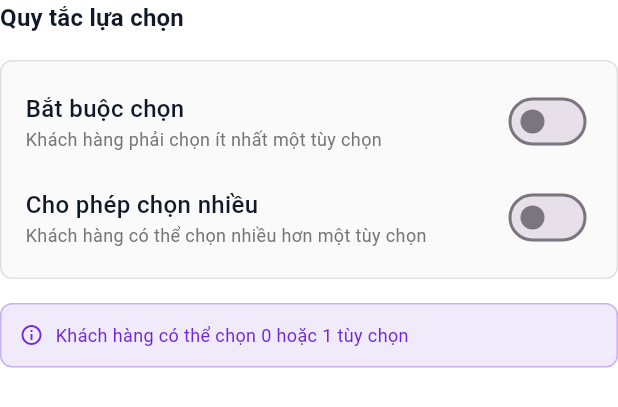
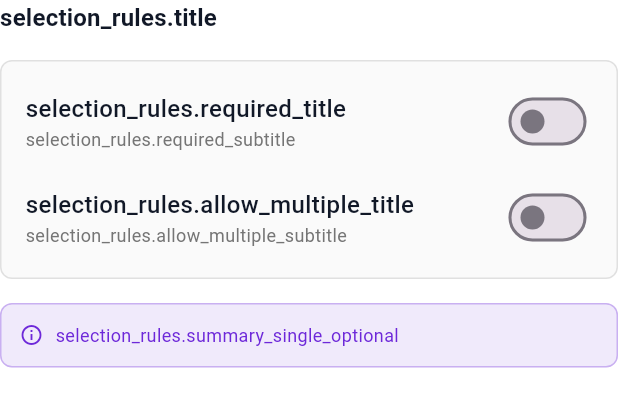
Before and after one commit to nhutquangnguyen/oishimenu-app, a Flutter app: the SelectionRulesWidget widget shown alone on an empty page, opened directly with empty values, on a phone screen of 412 x 824 dp. Shown: the top 407 px of the screen. Run offline on Flutter 3.47's test engine with Material 3 defaults, Android fonts, the phone set to English and light mode, and no system bars; our stand-ins replace easy_localization, fl_chart, flutter_riverpod, go_router, hive, hive_flutter and 5 more; accounts and stored records are empty.

Commit message:
Translate Selection Rules widget (15 strings)
Replaced Vietnamese strings with translation keys:
- Widget title
- Required selection title and subtitle
- Allow multiple title and subtitle
- Max selections title and subtitle
- Min selections title and subtitle
- Selection summary messages (5 variants for different scenarios)

All strings use easy_localization .tr() method with named arguments
for dynamic values (min, max, count).

🤖 Generated with [Claude Code](https://claude.com/claude-code)

Co-Authored-By: Claude <noreply@anthropic.com>

```diff
--- a/lib/features/option_groups/widgets/selection_rules_widget.dart
+++ b/lib/features/option_groups/widgets/selection_rules_widget.dart
@@ -1,4 +1,5 @@
 import 'package:flutter/material.dart';
+import 'package:easy_localization/easy_localization.dart';
 
 /// Widget for configuring option group selection rules
 /// Handles required/optional, single/multi selection, min/max counts
@@ -32,7 +33,7 @@ class SelectionRulesWidget extends StatelessWidget {
       crossAxisAlignment: CrossAxisAlignment.start,
       children: [
         Text(
-          'Quy tắc lựa chọn',
+          'selection_rules.title'.tr(),
           style: Theme.of(context).textTheme.titleMedium?.copyWith(
             fontWeight: FontWeight.bold,
           ),
@@ -55,15 +56,15 @@ class SelectionRulesWidget extends StatelessWidget {
                     child: Column(
                       crossAxisAlignment: CrossAxisAlignment.start,
                       children: [
-                        const Text(
-                          'Bắt buộc chọn',
-                          style: TextStyle(
+                        Text(
+                          'selection_rules.required_title'.tr(),
+                          style: const TextStyle(
                             fontWeight: FontWeight.w500,
                             fontSize: 16,
                           ),
                         ),
                         Text(
-                          'Khách hàng phải chọn ít nhất một tùy chọn',
+                          'selection_rules.required_subtitle'.tr(),
                           style: TextStyle(
                             color: Colors.grey[600],
                             fontSize: 12,
@@ -87,15 +88,15 @@ class SelectionRulesWidget extends StatelessWidget {
                     child: Column(
                       crossAxisAlignment: CrossAxisAlignment.start,
                       children: [
-                        const Text(
-                          'Cho phép chọn nhiều',
-                          style: TextStyle(
+                        Text(
+                          'selection_rules.allow_multiple_title'.tr(),
+                          style: const TextStyle(
                             fontWeight: FontWeight.w500,
                             fontSize: 16,
                           ),
                         ),
                         Text(
-                          'Khách hàng có thể chọn nhiều hơn một tùy chọn',
+                          'selection_rules.allow_multiple_subtitle'.tr(),
                           style: TextStyle(
                             color: Colors.grey[600],
                             fontSize: 12,
@@ -124,15 +125,15 @@ class SelectionRulesWidget extends StatelessWidget {
                       child: Column(
                         crossAxisAlignment: CrossAxisAlignment.start,
                         children: [
-                          const Text(
-                            'Số lượng tối đa',
-                            style: TextStyle(
+                          Text(
+                            'selection_rules.max_title'.tr(),
+                            style: const TextStyle(
                               fontWeight: FontWeight.w500,
                               fontSize: 16,
                             ),
                           ),
                           Text(
-                            'Tối đa bao nhiêu tùy chọn có thể được chọn',
+                            'selection_rules.max_subtitle'.tr(),
                             style: TextStyle(
                               color: Colors.grey[600],
                               fontSize: 12,
@@ -159,15 +160,15 @@ class SelectionRulesWidget extends StatelessWidget {
                         child: Column(
                           crossAxisAlignment: CrossAxisAlignment.start,
                           children: [
-                            const Text(
-                              'Số lượng tối thiểu',
-                              style: TextStyle(
+                            Text(
+                              'selection_rules.min_title'.tr(),
+                              style: const TextStyle(
                                 fontWeight: FontWeight.w500,
                                 fontSize: 16,
                               ),
                             ),
                             Text(
-                              'Tối thiểu bao nhiêu tùy chọn phải được chọn',
+                              'selection_rules.min_subtitle'.tr(),
                               style: TextStyle(
                                 color: Colors.grey[600],
                                 fontSize: 12,
@@ -268,19 +269,19 @@ class SelectionRulesWidget extends StatelessWidget {
   String _buildSelectionSummary() {
     if (!allowMultiple) {
       if (isRequired) {
-        return 'Khách hàng phải chọn đúng 1 tùy chọn';
+        return 'selection_rules.summary_single_required'.tr();
       } else {
-        return 'Khách hàng có thể chọn 0 hoặc 1 tùy chọn';
+        return 'selection_rules.summary_single_optional'.tr();
       }
     } else {
       if (isRequired) {
         if (minSelections == maxSelections) {
-          return 'Khách hàng phải chọn đúng $minSelections tùy chọn';
+          return 'selection_rules.summary_exact'.tr(namedArgs: {'count': minSelections.toString()});
         } else {
-          return 'Khách hàng phải chọn từ $minSelections đến $maxSelections tùy chọn';
+          return 'selection_rules.summary_range'.tr(namedArgs: {'min': minSelections.toString(), 'max': maxSelections.toString()});
         }
       } else {
-        return 'Khách hàng có thể chọn tối đa $maxSelections tùy chọn';
+        return 'selection_rules.summary_max_optional'.tr(namedArgs: {'max': maxSelections.toString()});
       }
     }
   }
```
